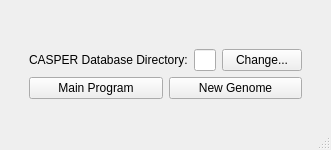
The window that startupCASPER.ui (TrinhLab/CASPERapp) describes before a commit, drawn with Qt 5.
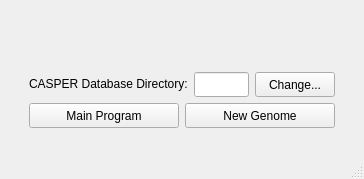
The same window after the commit.

```diff
--- a/startupCASPER.ui
+++ b/startupCASPER.ui
@@ -6,8 +6,8 @@
    <rect>
     <x>0</x>
     <y>0</y>
-    <width>307</width>
-    <height>121</height>
+    <width>364</width>
+    <height>179</height>
    </rect>
   </property>
   <property name="windowTitle">
@@ -64,6 +64,12 @@
               <verstretch>0</verstretch>
              </sizepolicy>
             </property>
+            <property name="minimumSize">
+             <size>
+              <width>0</width>
+              <height>25</height>
+             </size>
+            </property>
             <property name="maximumSize">
              <size>
               <width>16777215</width>
@@ -88,6 +94,12 @@
               <verstretch>0</verstretch>
              </sizepolicy>
             </property>
+            <property name="minimumSize">
+             <size>
+              <width>0</width>
+              <height>25</height>
+             </size>
+            </property>
             <property name="maximumSize">
              <size>
               <width>16777215</width>
@@ -144,6 +156,12 @@
               <verstretch>0</verstretch>
              </sizepolicy>
             </property>
+            <property name="minimumSize">
+             <size>
+              <width>0</width>
+              <height>25</height>
+             </size>
+            </property>
             <property name="maximumSize">
              <size>
               <width>16777215</width>
@@ -165,6 +183,12 @@
               <verstretch>0</verstretch>
              </sizepolicy>
             </property>
+            <property name="minimumSize">
+             <size>
+              <width>0</width>
+              <height>25</height>
+             </size>
+            </property>
             <property name="maximumSize">
              <size>
               <width>16777215</width>
```
